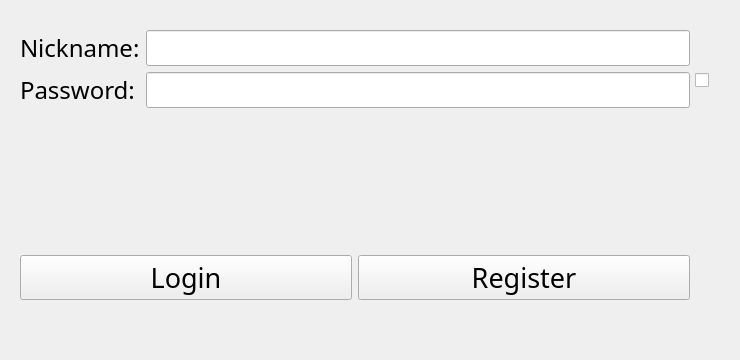
This is MemoryTrainingPY/resources/ui/authorization.ui in ElliotMoran/MemoryTrainingPY as Qt 5 draws it before an edit. The edited form follows.
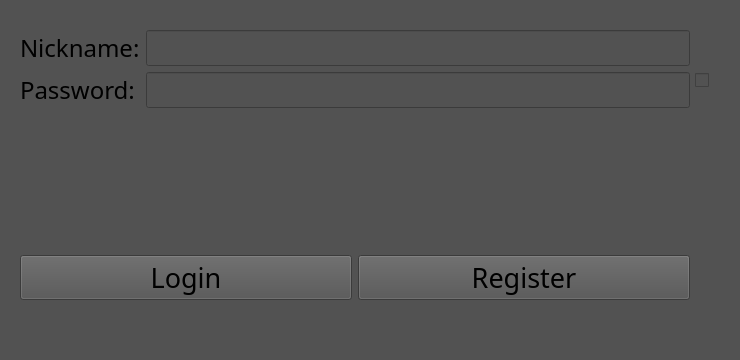
This is the edited form.

```diff
--- a/MemoryTrainingPY/resources/ui/authorization.ui
+++ b/MemoryTrainingPY/resources/ui/authorization.ui
@@ -23,7 +23,7 @@
    <bool>false</bool>
   </property>
   <property name="styleSheet">
-   <string notr="true"/>
+   <string notr="true">background-color:rgb(82, 82, 82);</string>
   </property>
   <widget class="QWidget" name="layoutWidget">
    <property name="geometry">
@@ -113,7 +113,7 @@
        </font>
       </property>
       <property name="styleSheet">
-       <string notr="true"/>
+       <string notr="true">background-color:rgb(82, 82, 82);</string>
       </property>
       <property name="text">
        <string/>
```
